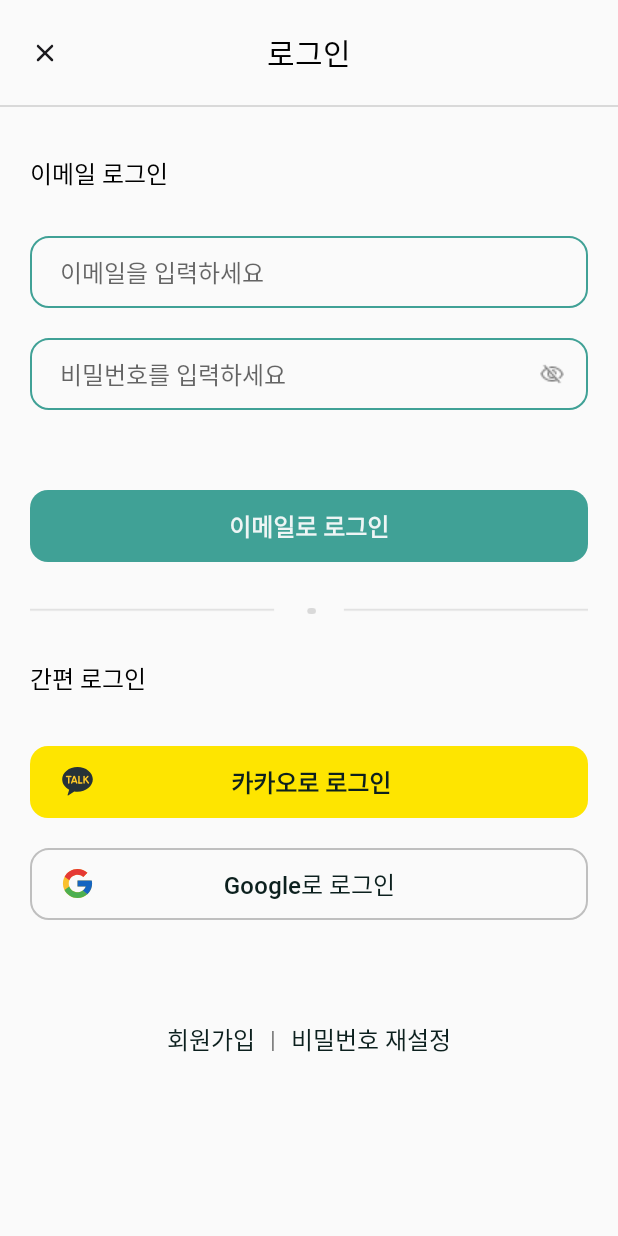
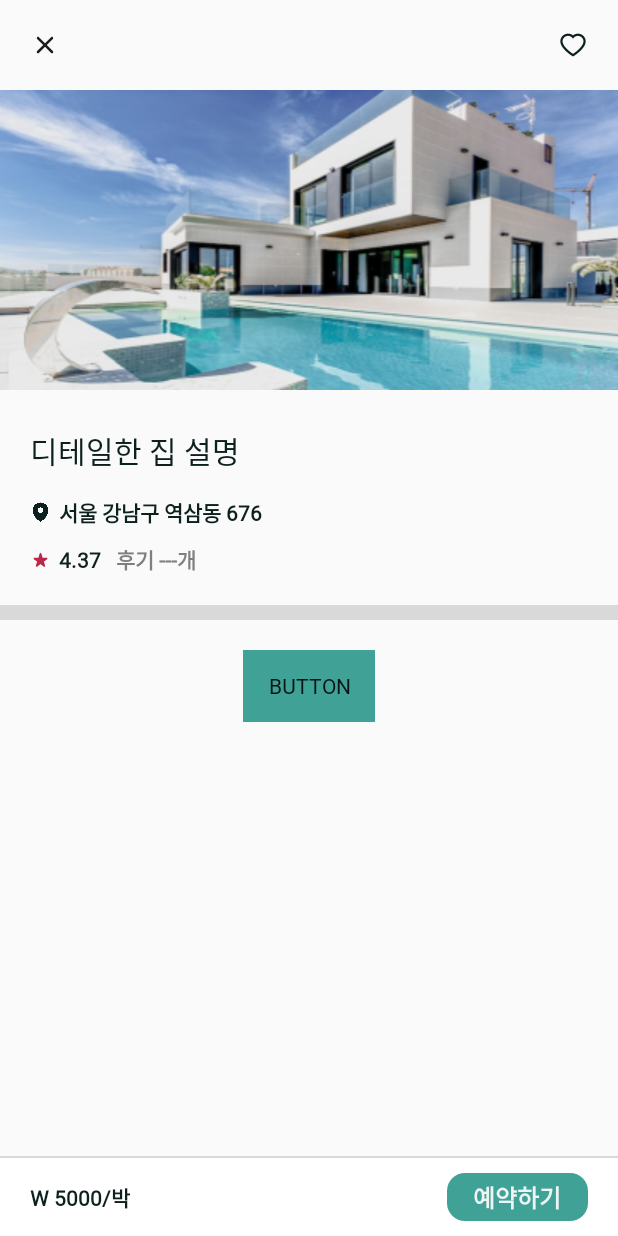
Before and after one commit to PetSpace-UMC-Master/PetSpace-Android, an Android app: the screen it shows after launch (LoginActivity before the commit, AccMainActivity after it), on a phone screen of 412 x 824 dp. Run offline under Robolectric (Android 15) with nearby library versions, the light colour scheme and no system bars; libraries missing offline, so code that uses them is left out: com.kakao.sdk; pictures from the network do not load; 1 statement that could not run was skipped.

Commit message:
feat : 숙소세부화면이미지+ㅇ다중액티비티 연결

```diff
--- /dev/null
+++ b/app/src/main/java/com/example/petsapce_week1/accomodation/AccMainActivity.kt
@@ -0,0 +1,47 @@
+package com.example.petsapce_week1.accomodation
+
+import android.content.Intent
+import androidx.appcompat.app.AppCompatActivity
+import android.os.Bundle
+import android.view.View
+import com.bumptech.glide.Glide
+import com.example.petsapce_week1.GifActivity
+import com.example.petsapce_week1.R
+import com.example.petsapce_week1.databinding.ActivityAccHostBinding
+import com.example.petsapce_week1.databinding.ActivityAccMainBinding
+import com.example.petsapce_week1.databinding.ActivityGifBinding
+
+class AccMainActivity : AppCompatActivity() {
+    lateinit var binding:ActivityAccMainBinding
+
+
+
+
+    lateinit var binding2:ActivityGifBinding
+
+    lateinit var accHostBinding: ActivityAccHostBinding
+
+    override fun onCreate(savedInstanceState: Bundle?) {
+        super.onCreate(savedInstanceState)
+        binding = ActivityAccMainBinding.inflate(layoutInflater)
+
+
+//        val includeView: View = binding.frame1.root
+//        binding2 = ActivityGifBinding.bind(includeView)
+
+
+//        accHostBinding = ActivityAccHostBinding.bind(binding.frame2.root)
+
+
+        setContentView(binding.root)
+
+
+     /*   Glide.with(this).load(R.raw.petgif).override(560, 560).into(binding2.imgGif)
+        binding2.hello.text = "수정반영"
+        accHostBinding.button.setOnClickListener {
+            var intent = Intent(this,GifActivity::class.java)
+            startActivity(intent)
+        }*/
+
+    }
+}
--- /dev/null
+++ b/app/src/main/res/drawable/btn_small.xml
@@ -0,0 +1,11 @@
+<?xml version="1.0" encoding="utf-8"?>
+<shape xmlns:android="http://schemas.android.com/apk/res/android"
+    android:shape="rectangle">
+
+    <solid
+        android:color="@color/main_green">
+
+    </solid>
+
+    <corners android:radius="12dp" />
+</shape>
--- /dev/null
+++ b/app/src/main/res/layout/activity_acc_host.xml
@@ -0,0 +1,20 @@
+<?xml version="1.0" encoding="utf-8"?>
+<androidx.constraintlayout.widget.ConstraintLayout xmlns:android="http://schemas.android.com/apk/res/android"
+    xmlns:app="http://schemas.android.com/apk/res-auto"
+    xmlns:tools="http://schemas.android.com/tools"
+    android:layout_width="match_parent"
+    android:layout_height="wrap_content"
+    android:padding="20dp"
+    tools:context=".accomodation.scroll.AccHostActivity">
+
+    <androidx.appcompat.widget.AppCompatButton
+        app:layout_constraintBottom_toBottomOf="parent"
+        app:layout_constraintLeft_toLeftOf="parent"
+        app:layout_constraintRight_toRightOf="parent"
+        app:layout_constraintTop_toTopOf="parent"
+        android:id="@+id/button"
+        android:background="@color/main_green"
+        android:layout_width="wrap_content"
+        android:layout_height="wrap_content"
+        android:text="Button" />
+</androidx.constraintlayout.widget.ConstraintLayout>
--- /dev/null
+++ b/app/src/main/res/layout/activity_acc_main.xml
@@ -0,0 +1,239 @@
+<?xml version="1.0" encoding="utf-8"?>
+<androidx.constraintlayout.widget.ConstraintLayout xmlns:android="http://schemas.android.com/apk/res/android"
+    xmlns:app="http://schemas.android.com/apk/res-auto"
+    xmlns:tools="http://schemas.android.com/tools"
+    android:layout_width="match_parent"
+    android:layout_height="match_parent"
+    app:layout_constraintHorizontal_chainStyle="spread_inside"
+    tools:context=".accomodation.AccMainActivity">
+
+
+    <ScrollView
+        android:layout_width="match_parent"
+        android:layout_height="match_parent"
+        tools:layout_editor_absoluteX="0dp"
+        tools:layout_editor_absoluteY="0dp">
+
+        <LinearLayout
+            android:layout_width="match_parent"
+            android:layout_height="match_parent"
+            android:orientation="vertical">
+
+
+            <androidx.constraintlayout.widget.ConstraintLayout
+                android:id="@+id/loginTop"
+                android:layout_width="match_parent"
+                android:layout_height="60dp"
+                android:padding="20dp"
+                app:layout_constraintTop_toTopOf="parent">
+
+                <ImageView
+                    android:id="@+id/btn_back"
+                    android:layout_width="20dp"
+                    android:layout_height="20dp"
+                    android:src="@drawable/closesvg"
+                    app:layout_constraintBottom_toBottomOf="parent"
+                    app:layout_constraintStart_toStartOf="parent"
+                    app:layout_constraintTop_toTopOf="parent" />
+
+                <ImageView
+                    android:id="@+id/btn_heart"
+                    android:layout_width="20dp"
+                    android:layout_height="20dp"
+                    android:src="@drawable/heart3"
+                    app:layout_constraintBottom_toBottomOf="parent"
+                    app:layout_constraintRight_toRightOf="parent"
+                    app:layout_constraintTop_toTopOf="parent" />
+
+
+            </androidx.constraintlayout.widget.ConstraintLayout>
+
+            <!-- <View
+                 android:layout_width="match_parent"
+                 android:layout_height="1dp"
+                 android:background="#D9D9D9"
+                 app:layout_constraintTop_toBottomOf="@id/loginTop" />
+ -->
+
+            <ImageView
+                android:layout_width="match_parent"
+                android:layout_height="200dp"
+                android:scaleType="fitXY"
+                android:src="@drawable/home"
+
+                />
+
+            <TextView
+                android:layout_width="wrap_content"
+                android:layout_height="wrap_content"
+                android:layout_marginLeft="20dp"
+                android:layout_marginTop="25dp"
+                android:fontFamily="@font/bmjua"
+                android:text="디테일한 집 설명"
+                android:textColor="@color/textForBlack"
+                android:textSize="20sp" />
+
+            <androidx.constraintlayout.widget.ConstraintLayout
+                android:layout_width="match_parent"
+                android:layout_height="wrap_content"
+                android:layout_marginTop="15dp"
+                android:paddingHorizontal="20dp">
+
+                <ImageView
+                    android:id="@+id/img_spot"
+                    android:layout_width="14dp"
+                    android:layout_height="14dp"
+                    android:src="@drawable/spot2"
+                    app:layout_constraintBottom_toBottomOf="parent"
+                    app:layout_constraintLeft_toLeftOf="parent"
+                    app:layout_constraintTop_toTopOf="parent"
+
+                    />
+
+                <TextView
+                    android:id="@+id/text_address"
+                    android:layout_width="wrap_content"
+                    android:layout_height="wrap_content"
+                    android:layout_marginStart="5dp"
+                    android:text="서울 강남구 역삼동 676"
+                    android:textColor="@color/textForBlack"
+                    android:textSize="14sp"
+                    android:textStyle="bold"
+                    app:layout_constraintBottom_toBottomOf="parent"
+                    app:layout_constraintStart_toEndOf="@+id/img_spot"
+                    app:layout_constraintTop_toTopOf="parent" />
+
+
+            </androidx.constraintlayout.widget.ConstraintLayout>
+
+            <androidx.constraintlayout.widget.ConstraintLayout
+                android:layout_width="match_parent"
+                android:layout_height="wrap_content"
+                android:layout_marginTop="10dp"
+                android:paddingHorizontal="20dp">
+
+                <ImageView
+                    android:id="@+id/img_star"
+                    android:layout_width="14dp"
+                    android:layout_height="14dp"
+                    android:src="@drawable/star3"
+                    app:layout_constraintBottom_toBottomOf="parent"
+                    app:layout_constraintLeft_toLeftOf="parent"
+                    app:layout_constraintTop_toTopOf="parent"
+
+                    />
+
+                <TextView
+                    android:id="@+id/text_starscore"
+                    android:layout_width="wrap_content"
+                    android:layout_height="wrap_content"
+                    android:layout_marginStart="5dp"
+                    android:text="4.37"
+                    android:textColor="@color/textForBlack"
+                    android:textSize="14sp"
+                    android:textStyle="bold"
+                    app:layout_constraintBottom_toBottomOf="parent"
+                    app:layout_constraintStart_toEndOf="@+id/img_star"
+                    app:layout_constraintTop_toTopOf="parent" />
+
+                <TextView
+                    android:id="@+id/text_reviewcount"
+                    android:layout_width="wrap_content"
+                    android:layout_height="wrap_content"
+                    android:layout_marginStart="10dp"
+                    android:text="후기 ---개"
+                    android:textColor="@color/textForGray"
+                    android:textSize="14sp"
+                    android:textStyle="bold"
+                    app:layout_constraintBottom_toBottomOf="parent"
+                    app:layout_constraintStart_toEndOf="@+id/text_starscore"
+                    app:layout_constraintTop_toTopOf="parent" />
+
+
+            </androidx.constraintlayout.widget.ConstraintLayout>
+
+            <View
+                android:layout_marginTop="20dp"
+                android:layout_width="match_parent"
+                android:layout_height="10dp"
+                android:background="#D9D9D9" />
+
+
+
+       <include
+           layout="@layout/activity_acc_host"
+           android:id="@+id/frame1"
+           android:layout_width="match_parent"
+           android:layout_height="wrap_content" />
+
+            <!--
+
+     <View
+         android:layout_width="match_parent"
+         android:layout_height="10dp"
+         android:background="#D9D9D9" />
+
+     <include
+         android:id="@+id/frame2"
+         layout="@layout/activity_acc_host"
+         android:layout_width="match_parent"
+         android:layout_height="300dp" />
+
+     <View
+         android:layout_width="match_parent"
+         android:layout_height="10dp"
+         android:background="#D9D9D9" />-->
+
+
+        </LinearLayout>
+    </ScrollView>
+
+
+    <View
+        android:layout_width="match_parent"
+        android:layout_height="1dp"
+        android:background="#D9D9D9"
+        app:layout_constraintBottom_toTopOf="@id/butonBottm" />
+
+
+    <androidx.constraintlayout.widget.ConstraintLayout
+        android:id="@+id/butonBottm"
+        android:layout_width="match_parent"
+        android:layout_height="52dp"
+        android:background="@color/white"
+        android:paddingHorizontal="20dp"
+        android:paddingVertical="10dp"
+        app:layout_constraintBottom_toBottomOf="parent">
+
+
+        <TextView
+            android:id="@+id/text_Price"
+            android:layout_width="wrap_content"
+            android:layout_height="wrap_content"
+            android:text="W 5000/박"
+            android:textColor="@color/textForBlack"
+            android:textSize="14sp"
+            android:textStyle="bold"
+            app:layout_constraintBottom_toBottomOf="parent"
+            app:layout_constraintStart_toStartOf="parent"
+            app:layout_constraintTop_toTopOf="parent" />
+
+        <androidx.appcompat.widget.AppCompatButton
+            android:id="@+id/btn_reserve"
+            android:layout_width="94dp"
+            android:layout_height="32dp"
+            android:background="@drawable/btn_small"
+            android:text="예약하기"
+            android:textColor="#EEF5F5"
+            android:textSize="16dp"
+            android:textStyle="bold"
+            app:layout_constraintBottom_toBottomOf="parent"
+            app:layout_constraintRight_toRightOf="parent"
+
+            />
+
+
+    </androidx.constraintlayout.widget.ConstraintLayout>
+
+
+</androidx.constraintlayout.widget.ConstraintLayout>
--- a/app/src/main/res/layout/activity_login.xml
+++ b/app/src/main/res/layout/activity_login.xml
@@ -1,25 +1,25 @@
 <?xml version="1.0" encoding="utf-8"?>
-<LinearLayout xmlns:android="http://schemas.android.com/apk/res/android"
+<androidx.constraintlayout.widget.ConstraintLayout xmlns:android="http://schemas.android.com/apk/res/android"
     xmlns:app="http://schemas.android.com/apk/res-auto"
     xmlns:tools="http://schemas.android.com/tools"
     android:layout_width="match_parent"
     android:layout_height="match_parent"
-    android:orientation="vertical"
+    app:layout_constraintHorizontal_chainStyle="spread_inside"
     tools:context=".loginrelated.LoginActivity">
 
 
     <androidx.constraintlayout.widget.ConstraintLayout
+        android:id="@+id/loginTop"
+        android:padding="20dp"
+        app:layout_constraintTop_toTopOf="parent"
         android:layout_width="match_parent"
-        android:layout_height="wrap_content"
-        android:padding="20dp"
-        >
+        android:layout_height="wrap_content">
 
         <ImageView
             android:id="@+id/btn_back"
             android:layout_width="wrap_content"
             android:layout_height="wrap_content"
             android:src="@drawable/closesvg"
-            app:layout_constraintBottom_toBottomOf="parent"
             app:layout_constraintStart_toStartOf="parent"
             app:layout_constraintTop_toTopOf="parent" />
 
@@ -27,31 +27,34 @@
             android:layout_width="wrap_content"
             android:layout_height="wrap_content"
             android:fontFamily="@font/bmjua"
+            android:gravity="center"
             android:text="로그인"
             android:textColor="#000000"
             android:textSize="20dp"
-            android:gravity="center"
-            app:layout_constraintBottom_toBottomOf="parent"
             app:layout_constraintEnd_toEndOf="parent"
+            app:layout_constraintLeft_toLeftOf="@+id/btn_back"
             app:layout_constraintStart_toStartOf="parent"
             app:layout_constraintTop_toTopOf="parent" />
 
 
     </androidx.constraintlayout.widget.ConstraintLayout>
 
+
     <View
+        app:layout_constraintTop_toBottomOf="@+id/loginTop"
         android:layout_width="match_parent"
         android:layout_height="1dp"
         android:background="#D9D9D9" />
 
     <LinearLayout
+        android:layout_marginTop="30dp"
+        app:layout_constraintTop_toBottomOf="@+id/loginTop"
         android:layout_width="match_parent"
-        android:layout_height="match_parent"
-        android:paddingHorizontal="20dp"
-        android:orientation="vertical">
+        android:layout_height="wrap_content"
+        android:orientation="vertical"
+        android:paddingHorizontal="20dp">
 
         <TextView
-            android:layout_marginTop="32dp"
             android:layout_width="wrap_content"
             android:layout_height="wrap_content"
             android:textColor="#000000"
@@ -59,27 +62,27 @@
             android:fontFamily="@font/pretendard_regular"
             android:text="이메일 로그인"/>
 
+
         <EditText
 
+            android:id="@+id/editText_email"
+            android:layout_width="match_parent"
+            android:layout_height="48sp"
+            android:layout_marginTop="30dp"
             android:background="@drawable/btn_custom"
-            android:id="@+id/editText_email"
+            android:fontFamily="@font/pretendard_regular"
+            android:hint="이메일을 입력하세요"
             android:paddingLeft="20dp"
-            android:layout_marginTop="30dp"
-            android:layout_width="match_parent"
-            android:hint="이메일을 입력하세요"
-            android:textSize="16sp"
-            android:fontFamily="@font/pretendard_regular"
-            android:layout_height="48sp"/>
+            android:textSize="16sp" />
 
 
         <com.google.android.material.textfield.TextInputLayout
             android:layout_width="match_parent"
             android:layout_height="wrap_content"
-            app:hintEnabled="false"
             android:layout_marginTop="20dp"
             app:endIconDrawable="@drawable/custom_password_eye"
             app:endIconMode="password_toggle"
-            >
+            app:hintEnabled="false">
 
             <com.google.android.material.textfield.TextInputEditText
                 android:id="@+id/editTextPassword"
@@ -89,94 +92,92 @@
                 android:background="@drawable/btn_custom"
                 android:fontFamily="@font/pretendard_regular"
                 android:hint="비밀번호를 입력하세요"
+                android:inputType="textPassword"
                 android:paddingLeft="20dp"
                 android:textSize="16sp"
-                android:visibility="visible"
-                android:inputType="textPassword"
-                />
+                android:visibility="visible" />
 
         </com.google.android.material.textfield.TextInputLayout>
 
         <TextView
             android:id="@+id/textView_warningRed"
-            android:textSize="12dp"
-            android:visibility="invisible"
-            android:textColor="#BB2649"
-            android:layout_marginTop="5dp"
             android:layout_width="match_parent"
             android:layout_height="wrap_content"
-            android:text="이메일 혹은 비밀번호가 올바르지 않습니다."/>
+            android:layout_marginTop="5dp"
+            android:text="이메일 혹은 비밀번호가 올바르지 않습니다."
+            android:textColor="#BB2649"
+            android:textSize="12dp"
+            android:visibility="invisible" />
 
         <androidx.appcompat.widget.AppCompatButton
-            android:textStyle="bold"
             android:id="@+id/btn_email"
+            android:layout_width="match_parent"
+            android:layout_height="48sp"
+            android:layout_marginTop="30sp"
             android:background="@drawable/btn_customfull"
             android:backgroundTint="@color/main_green"
-            android:layout_marginTop="30dp"
             android:text="이메일로 로그인"
+            android:textColor="#EEF5F5"
             android:textSize="16dp"
-            android:layout_width="match_parent"
-            android:layout_height="48sp"
-            android:textColor="#EEF5F5"
+            android:textStyle="bold"
 
             />
 
         <ImageView
-            android:layout_marginTop="30dp"
             android:layout_width="match_parent"
             android:layout_height="wrap_content"
-            android:src="@drawable/line1"
-            />
+            android:layout_marginTop="30dp"
+            android:src="@drawable/line1" />
 
 
         <TextView
-            android:layout_marginTop="30dp"
             android:layout_width="wrap_content"
             android:layout_height="wrap_content"
+            android:layout_marginTop="30dp"
+            android:fontFamily="@font/pretendard_regular"
+            android:text="간편 로그인"
             android:textColor="#000000"
-            android:textSize="16sp"
-            android:fontFamily="@font/pretendard_regular"
-            android:text="간편 로그인"/>
+            android:textSize="16sp" />
 
         <androidx.appcompat.widget.AppCompatButton
+            android:id="@+id/btn_kakao"
+            android:layout_width="match_parent"
+            android:layout_height="48sp"
+            android:layout_marginTop="33dp"
+            android:background="@drawable/btn_customfull"
+            android:backgroundTint="@color/kakao"
+            android:drawableLeft="@drawable/icons8_kakaotalk"
             android:paddingLeft="20dp"
             android:paddingRight="40dp"
-            android:drawableLeft="@drawable/icons8_kakaotalk"
-            android:textStyle="bold"
-            android:id="@+id/btn_kakao"
+            android:text="카카오로 로그인"
+            android:textColor="@color/textForBlack"
             android:textSize="16dp"
-            android:textColor="@color/textForBlack"
-            android:layout_marginTop="33dp"
+            android:textStyle="bold" />
+
+        <androidx.appcompat.widget.AppCompatButton
+            android:id="@+id/btn_google"
             android:layout_width="match_parent"
             android:layout_height="48sp"
-            android:backgroundTint="@color/kakao"
-            android:background="@drawable/btn_customfull"
-            android:text="카카오로 로그인"
-            />
-
-        <androidx.appcompat.widget.AppCompatButton
+            android:layout_marginTop="20dp"
+            android:background="@drawable/btn_google"
             android:drawableLeft="@drawable/icons8_google"
+            android:fontFamily="@font/roboto_medium"
             android:paddingLeft="20dp"
             android:paddingRight="43dp"
-            android:id="@+id/btn_google"
-            android:fontFamily="@font/roboto_medium"
-            android:textSize="16dp"
-            android:textColor="@color/textForBlack"
-            android:layout_marginTop="20dp"
-            android:layout_width="match_parent"
-            android:layout_height="48sp"
-            android:background="@drawable/btn_google"
             android:text="Google로 로그인"
             android:textAllCaps="false"
+            android:textColor="@color/textForBlack"
+            android:textSize="16dp"
 
             />
 
 
-
+    </LinearLayout>
 
 
             <LinearLayout
-            android:layout_marginTop="67dp"
+                android:layout_marginBottom="50dp"
+                app:layout_constraintBottom_toBottomOf="parent"
                 android:layout_width="match_parent"
                 android:layout_height="wrap_content"
                 android:gravity="center"
@@ -210,7 +211,5 @@
 
         </LinearLayout>
 
-    </LinearLayout>
 
-
-</LinearLayout>
+</androidx.constraintlayout.widget.ConstraintLayout>
--- a/app/src/main/res/values/colors.xml
+++ b/app/src/main/res/values/colors.xml
@@ -12,5 +12,6 @@
     <color name="red">#BB2649</color>
     <color name="kakao">#FEE500</color>
     <color name="textForBlack">#0C201E</color>
+    <color name="textForGray">#7F7F7F</color>
     <color name="btn_notTouch">#D9D9D9</color>
 </resources>
```
Also changed, not shown: app/src/main/AndroidManifest.xml (+35 -31 lines), app/src/main/java/com/example/petsapce_week1/Signin2Activity.kt (+10 -5 lines), app/src/main/java/com/example/petsapce_week1/accomodation/scroll/AccHostActivity.kt (added, +23 -0 lines), app/src/main/res/drawable-v24/heart2.png (added), app/src/main/res/drawable-v24/heart3.png (added), app/src/main/res/drawable-v24/home.png (added), app/src/main/res/drawable-v24/spot.png (added), app/src/main/res/drawable-v24/spot2.png (added), app/src/main/res/drawable-v24/star3.png (added). Lines whose indentation alone changed are shown as unchanged.
